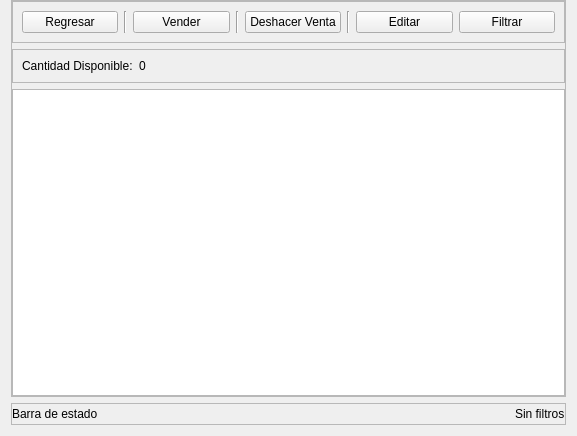
Before: the Qt Designer form view/ui/product_sale_management.ui in R0land013/blue-pos, drawn with Qt 5.
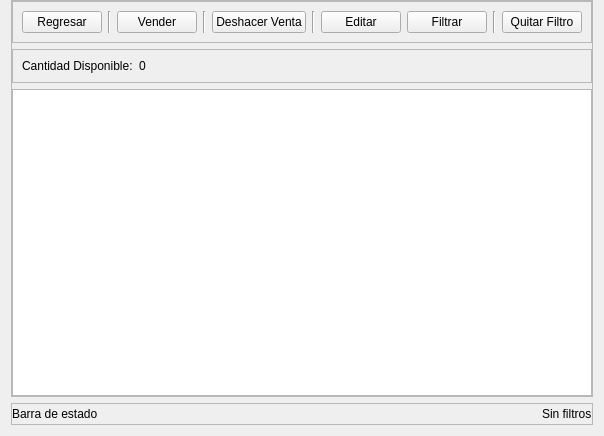
After: the same form once the commit is applied.

Commit message: Feat: Funcionalidad de eliminar filtro en la vista de ventas de un producto.

```diff
--- a/view/ui/product_sale_management.ui
+++ b/view/ui/product_sale_management.ui
@@ -103,6 +103,20 @@
            </property>
           </widget>
          </item>
+         <item>
+          <widget class="Line" name="line_4">
+           <property name="orientation">
+            <enum>Qt::Vertical</enum>
+           </property>
+          </widget>
+         </item>
+         <item>
+          <widget class="QPushButton" name="delete_filter_button">
+           <property name="text">
+            <string>Quitar Filtro</string>
+           </property>
+          </widget>
+         </item>
         </layout>
        </widget>
       </item>
```
The commit also changes 2 other files.
